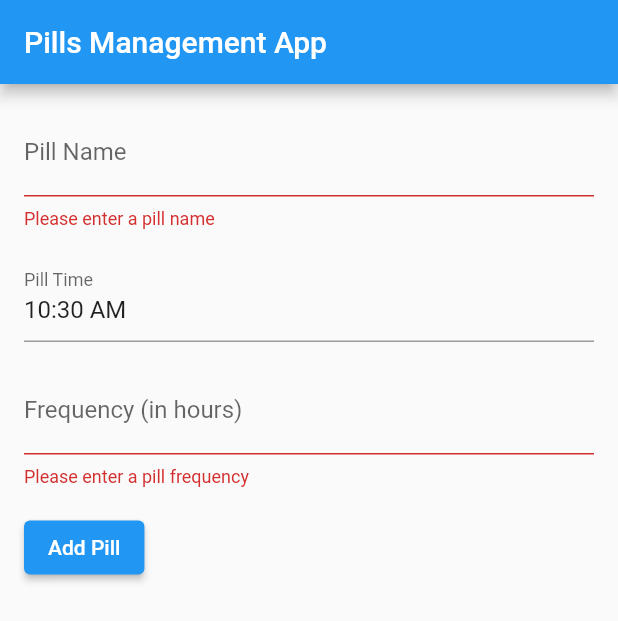
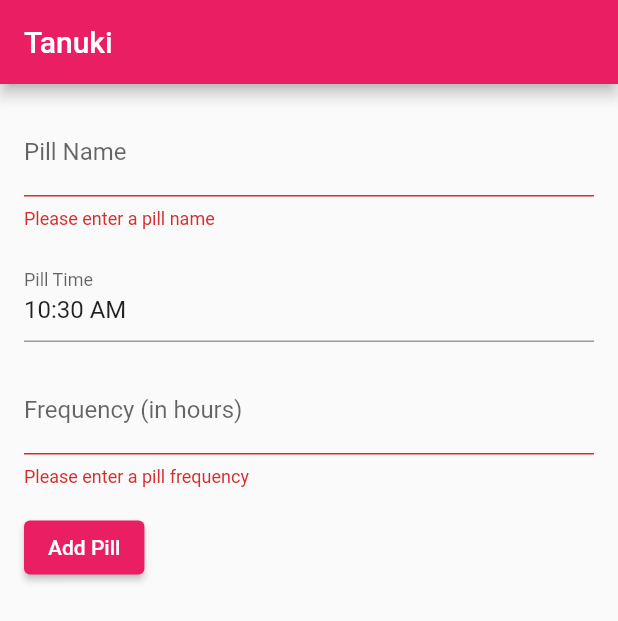
Before and after one commit to Grisu-Studio/Tanuki-Flutter, a Flutter app: the screen it shows after launch, after a tap on "Add Pill", on a phone screen of 412 x 824 dp. Shown: the top 621 px of the screen. Run offline on Flutter 3.47's test engine with Material 2 defaults, Android fonts, the light colour scheme and no system bars.

Commit message:
🏛  Backup

```diff
--- a/lib/main.dart
+++ b/lib/main.dart
@@ -11,11 +11,11 @@ class MyApp extends StatelessWidget {
   @override
   Widget build(BuildContext context) {
     return MaterialApp(
-      title: 'Pills Management App',
+      title: 'Tanuki',
       theme: ThemeData(
-        primarySwatch: Colors.blue,
+        primarySwatch: Colors.pink,
       ),
-      home: MyHomePage(title: 'Pills Management App'),
+      home: MyHomePage(title: 'Tanuki'),
     );
   }
 }
--- a/lib/pill_input.dart
+++ b/lib/pill_input.dart
@@ -43,7 +43,7 @@ class _PillInputState extends State<PillInput> {
       ));
 
       ScaffoldMessenger.of(context).showSnackBar(
-        SnackBar(content: Text('Pill added')),
+        const SnackBar(content: Text('Pill added')),
       );
     }
   }
@@ -51,14 +51,14 @@ class _PillInputState extends State<PillInput> {
   @override
   Widget build(BuildContext context) {
     return Padding(
-      padding: EdgeInsets.all(16.0),
+      padding: const EdgeInsets.all(16.0),
       child: Form(
         key: _formKey,
         child: Column(
           crossAxisAlignment: CrossAxisAlignment.start,
           children: <Widget>[
             TextFormField(
-              decoration: InputDecoration(labelText: 'Pill Name'),
+              decoration: const InputDecoration(labelText: 'Pill Name'),
               validator: (value) {
                 if (value == null || value.isEmpty) {
                   return 'Please enter a pill name';
@@ -67,20 +67,20 @@ class _PillInputState extends State<PillInput> {
               },
               onSaved: (value) => _pillName = value!,
             ),
-            SizedBox(height: 16),
+            const SizedBox(height: 16),
             GestureDetector(
               onTap: () => _selectTime(context),
               child: AbsorbPointer(
                 child: TextFormField(
                   controller: TextEditingController(
-                      text: '${_pillTime.format(context)}'),
-                  decoration: InputDecoration(labelText: 'Pill Time'),
+                      text: _pillTime.format(context)),
+                  decoration: const InputDecoration(labelText: 'Pill Time'),
                 ),
               ),
             ),
-            SizedBox(height: 16),
+            const SizedBox(height: 16),
             TextFormField(
-              decoration: InputDecoration(labelText: 'Frequency (in hours)'),
+              decoration: const InputDecoration(labelText: 'Frequency (in hours)'),
               keyboardType: TextInputType.number,
               validator: (value) {
                 if (value == null || value.isEmpty) {
@@ -90,10 +90,10 @@ class _PillInputState extends State<PillInput> {
               },
               onSaved: (value) => _pillFrequency = int.parse(value!),
             ),
-            SizedBox(height: 16),
+            const SizedBox(height: 16),
             ElevatedButton(
               onPressed: _submitForm,
-              child: Text('Add Pill'),
+              child: const Text('Add Pill'),
             ),
           ],
         ),
--- a/lib/pill_list.dart
+++ b/lib/pill_list.dart
@@ -4,7 +4,7 @@ import 'models.dart';
 class PillList extends StatelessWidget {
   final List<Pill> pills;
 
-  PillList({Key? key, required this.pills}) : super(key: key);
+  const PillList({Key? key, required this.pills}) : super(key: key);
 
   @override
   Widget build(BuildContext context) {
```
